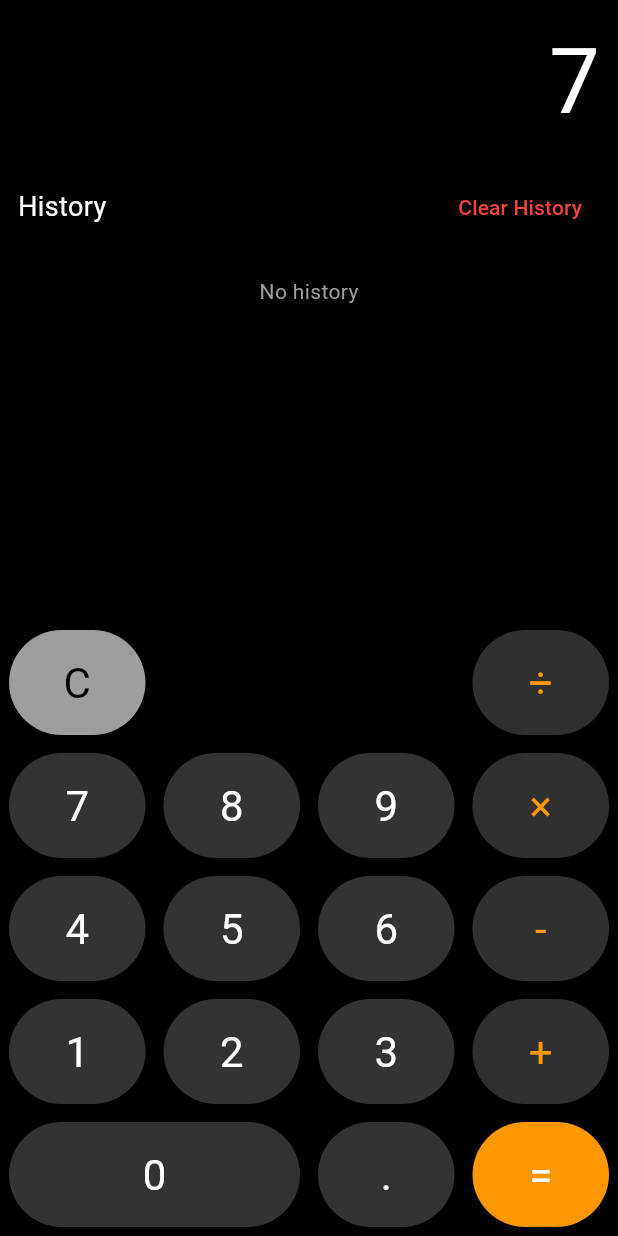
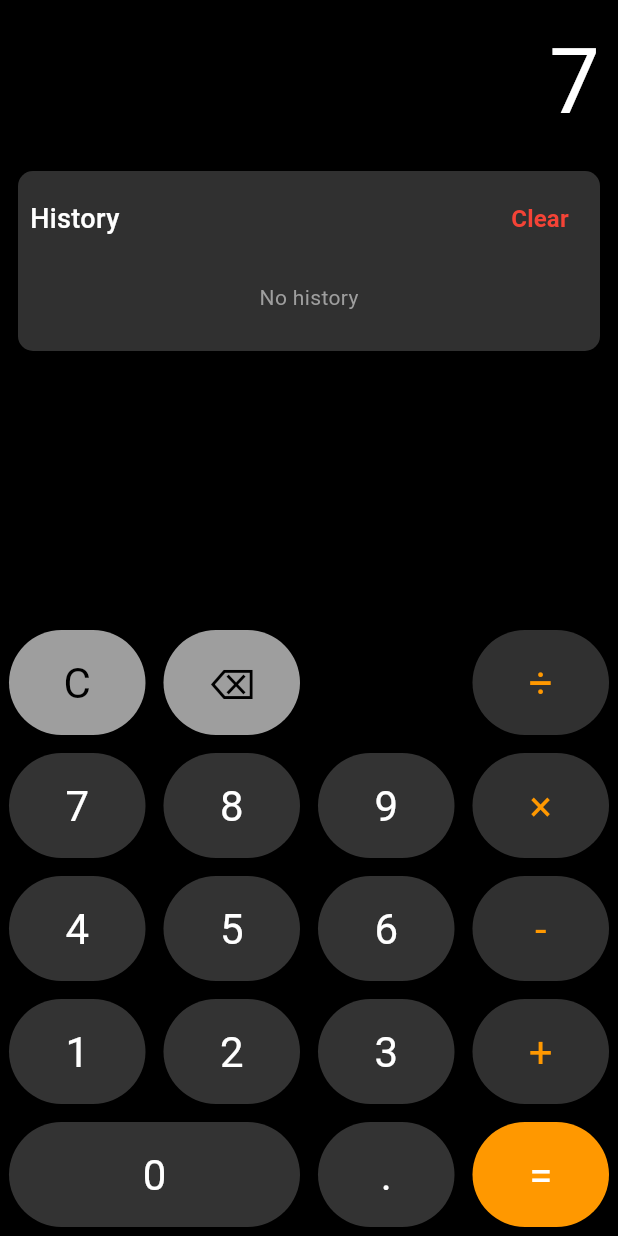
Before and after one commit to mahendrak070/CalculatorApp, a Flutter app: the screen it shows after launch, after a tap on an icon or button, on a phone screen of 412 x 824 dp. Run offline on Flutter 3.47's test engine with Material 3 defaults, Android fonts, the phone set to English and light mode, and no system bars.

```diff
--- a/lib/main.dart
+++ b/lib/main.dart
@@ -32,12 +32,21 @@ class _CalculatorPageState extends State<CalculatorPage> {
   void _onButtonPressed(String value) {
     setState(() {
       if (value == 'C') {
-        // Clear current calculation.
+        // Clear current input.
         _display = '0';
         _operand1 = '';
         _operator = '';
+      } else if (value == '⌫') {
+        // Backspace: remove the last character.
+        if (_display == 'Error') {
+          _display = '0';
+        } else if (_display.length > 1) {
+          _display = _display.substring(0, _display.length - 1);
+        } else {
+          _display = '0';
+        }
       } else if (value == '+' || value == '-' || value == '×' || value == '÷') {
-        // If an operator is already set, perform a chained calculation.
+        // Set operator or perform chained calculation.
         if (_operator.isEmpty) {
           _operator = value;
           _operand1 = _display;
@@ -49,32 +58,30 @@ class _CalculatorPageState extends State<CalculatorPage> {
           _shouldResetDisplay = true;
         }
       } else if (value == '=') {
-        // Only calculate if a valid operator and first operand exist.
+        // Execute calculation if possible.
         if (_operator.isNotEmpty && _operand1.isNotEmpty) {
           String expression = "$_operand1 $_operator $_display";
           _calculate();
-          // Only add to history if no error occurred.
+          // Save to history if there’s no error.
           if (_display != 'Error') {
             _history.add("$expression = $_display");
           }
           _operator = '';
         }
       } else {
-        // Handling numbers and the decimal point.
+        // Handle number or decimal point.
         if (_shouldResetDisplay || _display == '0') {
           _display = '';
           _shouldResetDisplay = false;
         }
-        // Prevent multiple decimals in one number.
-        if (value == '.' && _display.contains('.')) {
-          return;
-        }
+        // Avoid multiple decimals.
+        if (value == '.' && _display.contains('.')) return;
         _display += value;
       }
     });
   }
 
-  // Performs arithmetic based on the current operands and operator.
+  // Performs arithmetic based on the stored operator.
   void _calculate() {
     double num1 = double.tryParse(_operand1) ?? 0;
     double num2 = double.tryParse(_display) ?? 0;
@@ -103,16 +110,14 @@ class _CalculatorPageState extends State<CalculatorPage> {
       default:
         return;
     }
-
-    // Remove unnecessary decimal if the result is an integer.
-    if (result % 1 == 0) {
+    // If result is an integer, show without a decimal point.
+    if (result % 1 == 0)
       _display = result.toInt().toString();
-    } else {
+    else
       _display = result.toString();
-    }
   }
 
-  // Builds a rounded button that mimics the Apple Calculator style.
+  // Helper to build a styled button.
   Widget _buildButton(String text,
       {Color textColor = Colors.white,
       Color buttonColor = const Color(0xFF333333),
@@ -148,7 +153,7 @@ class _CalculatorPageState extends State<CalculatorPage> {
       body: SafeArea(
         child: Column(
           children: [
-            // Display area showing current input/result.
+            // Display for current input/result.
             Container(
               padding: EdgeInsets.all(12),
               alignment: Alignment.centerRight,
@@ -157,18 +162,27 @@ class _CalculatorPageState extends State<CalculatorPage> {
                 style: TextStyle(fontSize: 60, color: Colors.white),
               ),
             ),
-            // History panel with a clear history button.
+            // History panel with Apple-like styling.
             Container(
+              margin: EdgeInsets.symmetric(horizontal: 12, vertical: 4),
+              padding: EdgeInsets.all(8),
               height: 120,
-              padding: EdgeInsets.symmetric(horizontal: 12, vertical: 4),
+              decoration: BoxDecoration(
+                color: Colors.grey[850],
+                borderRadius: BorderRadius.circular(10),
+              ),
               child: Column(
                 children: [
+                  // Header with "History" title and clear button.
                   Row(
                     mainAxisAlignment: MainAxisAlignment.spaceBetween,
                     children: [
                       Text(
                         "History",
-                        style: TextStyle(fontSize: 18, color: Colors.white),
+                        style: TextStyle(
+                            fontSize: 18,
+                            color: Colors.white,
+                            fontWeight: FontWeight.w500),
                       ),
                       TextButton(
                         onPressed: () {
@@ -176,13 +190,20 @@ class _CalculatorPageState extends State<CalculatorPage> {
                             _history.clear();
                           });
                         },
+                        style: TextButton.styleFrom(
+                          foregroundColor: Colors.red,
+                        ),
                         child: Text(
-                          "Clear History",
-                          style: TextStyle(color: Colors.red),
+                          "Clear",
+                          style: TextStyle(
+                              color: Colors.red,
+                              fontSize: 16,
+                              fontWeight: FontWeight.bold),
                         ),
                       ),
                     ],
                   ),
+                  // Display list of history entries.
                   Expanded(
                     child: _history.isEmpty
                         ? Center(
@@ -205,26 +226,27 @@ class _CalculatorPageState extends State<CalculatorPage> {
                 ],
               ),
             ),
-            // Calculator button grid.
+            // Calculator keypad.
             Expanded(
               child: Container(
                 child: Column(
                   mainAxisAlignment: MainAxisAlignment.end,
                   children: [
-                    // First row: Clear (C) and division operator.
+                    // First row: Clear (C), Backspace (⌫), placeholder, Division (÷).
                     Row(
                       children: [
                         _buildButton('C',
                             textColor: Colors.black, buttonColor: Colors.grey),
-                        // Placeholders to mimic layout.
-                        _buildButton('', buttonColor: Colors.transparent),
-                        _buildButton('', buttonColor: Colors.transparent),
+                        _buildButton('⌫',
+                            textColor: Colors.black, buttonColor: Colors.grey),
+                        _buildButton('',
+                            buttonColor: Colors.transparent), // Placeholder
                         _buildButton('÷',
                             textColor: Colors.orange,
                             buttonColor: Colors.grey[850]!),
                       ],
                     ),
-                    // Second row: 7, 8, 9, multiplication operator.
+                    // Second row: 7, 8, 9, Multiplication (×).
                     Row(
                       children: [
                         _buildButton('7'),
@@ -235,7 +257,7 @@ class _CalculatorPageState extends State<CalculatorPage> {
                             buttonColor: Colors.grey[850]!),
                       ],
                     ),
-                    // Third row: 4, 5, 6, subtraction operator.
+                    // Third row: 4, 5, 6, Subtraction (-).
                     Row(
                       children: [
                         _buildButton('4'),
@@ -246,7 +268,7 @@ class _CalculatorPageState extends State<CalculatorPage> {
                             buttonColor: Colors.grey[850]!),
                       ],
                     ),
-                    // Fourth row: 1, 2, 3, addition operator.
+                    // Fourth row: 1, 2, 3, Addition (+).
                     Row(
                       children: [
                         _buildButton('1'),
@@ -257,10 +279,9 @@ class _CalculatorPageState extends State<CalculatorPage> {
                             buttonColor: Colors.grey[850]!),
                       ],
                     ),
-                    // Fifth row: 0, decimal point, equals.
+                    // Fifth row: 0 (double width), Decimal (.), Equals (=).
                     Row(
                       children: [
-                        // Make the 0 button wider.
                         _buildButton('0', flex: 2),
                         _buildButton('.'),
                         _buildButton('=',
```
